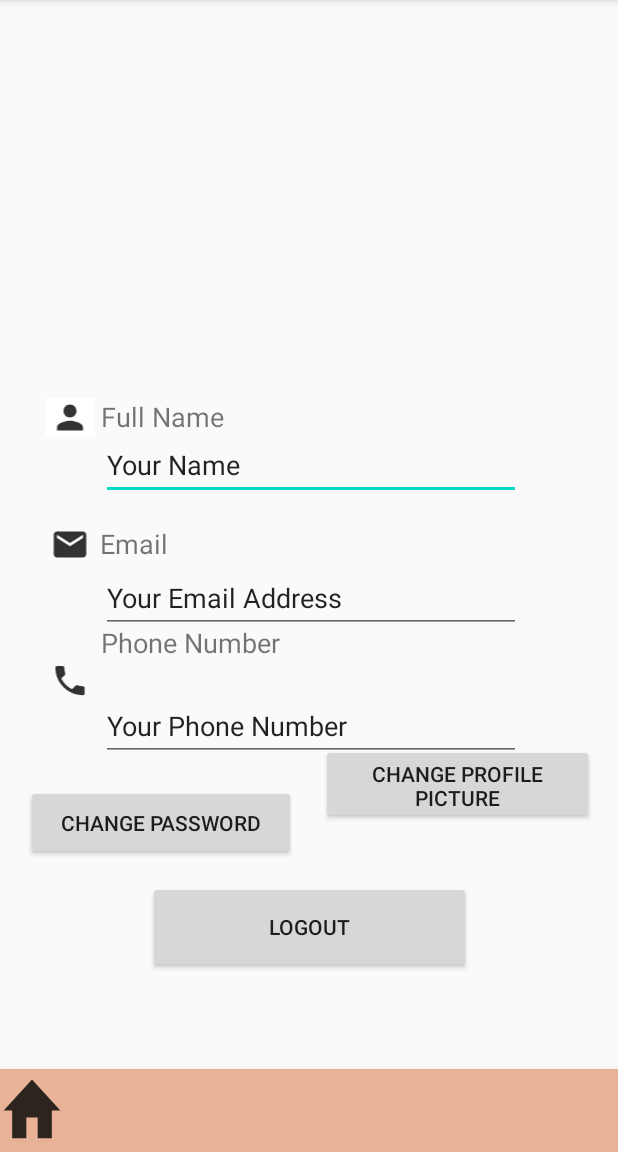
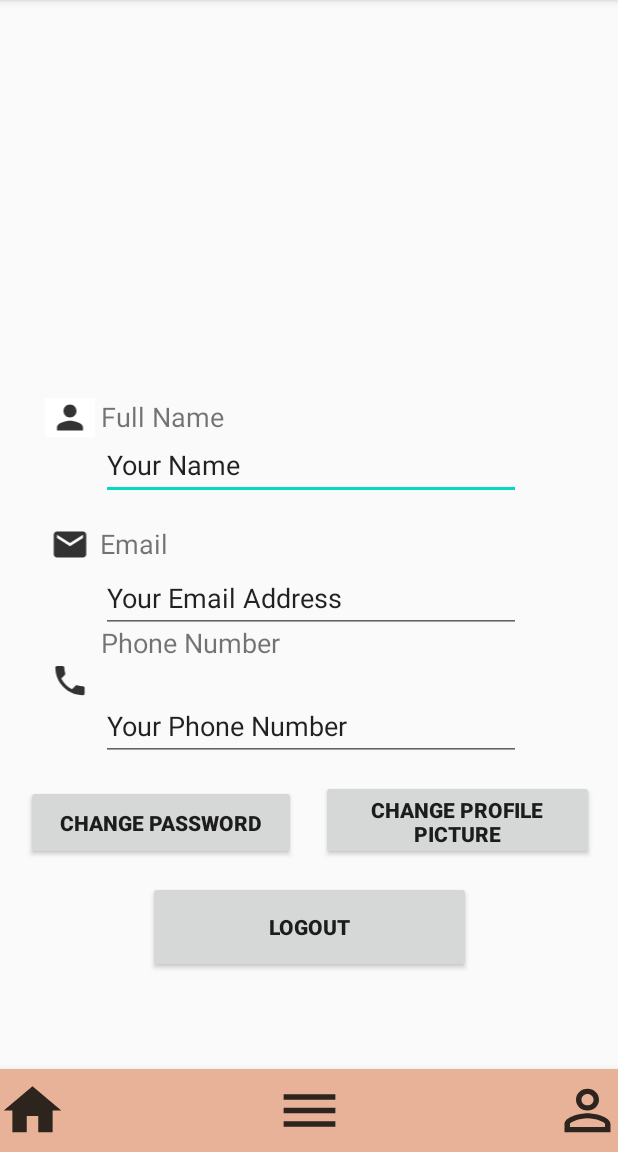
Before and after one commit to crosswind19/Cinema-Booking-App, an Android app: the activity_viewprofile screen opened directly, with no data from a screen before it, on a phone screen of 412 x 824 dp, the part 84-1236 px from its top. Run offline under Robolectric (Android 15) with nearby library versions, the light colour scheme and no system bars.

Commit message:
edit view profile

```diff
--- a/app/src/main/res/layout/activity_viewprofile.xml
+++ b/app/src/main/res/layout/activity_viewprofile.xml
@@ -138,13 +138,15 @@
         android:id="@+id/btn_changeprofile"
         android:layout_width="182dp"
         android:layout_height="53dp"
-        android:layout_marginTop="496dp"
         android:text="Change Profile Picture"
         android:textSize="14sp"
+        android:textStyle="bold"
+        app:layout_constraintBottom_toBottomOf="parent"
         app:layout_constraintEnd_toEndOf="parent"
         app:layout_constraintHorizontal_bias="0.93"
         app:layout_constraintStart_toStartOf="parent"
-        app:layout_constraintTop_toTopOf="parent" />
+        app:layout_constraintTop_toTopOf="parent"
+        app:layout_constraintVertical_bias="0.728" />
 
     <Button
         android:id="@+id/btn_changepass"
@@ -152,6 +154,7 @@
         android:layout_height="50dp"
         android:text="CHANGE PASSWORD"
         android:textSize="14sp"
+        android:textStyle="bold"
         app:layout_constraintBottom_toBottomOf="parent"
         app:layout_constraintEnd_toEndOf="parent"
         app:layout_constraintHorizontal_bias="0.075"
@@ -165,6 +168,7 @@
         android:layout_height="61dp"
         android:text="LOGOUT"
         android:textSize="14sp"
+        android:textStyle="bold"
         app:layout_constraintBottom_toBottomOf="parent"
         app:layout_constraintEnd_toEndOf="parent"
         app:layout_constraintStart_toStartOf="parent"
@@ -184,11 +188,31 @@
 
         <ImageButton
             android:id="@+id/imageButton"
-            android:layout_width="45dp"
-            android:layout_height="match_parent"
+            android:layout_width="46dp"
+            android:layout_height="43dp"
+            android:layout_gravity="center|left"
             android:background="#E8B298"
             android:scaleType="fitXY"
             app:srcCompat="@drawable/ic_viewhome" />
+
+        <ImageButton
+            android:id="@+id/imageButton2"
+            android:layout_width="46dp"
+            android:layout_height="43dp"
+            android:layout_gravity="center|center_horizontal"
+            android:background="#E8B298"
+            android:scaleType="fitXY"
+            app:srcCompat="@drawable/ic_viewmenu" />
+
+        <ImageButton
+            android:id="@+id/imageButton4"
+            android:layout_width="46dp"
+            android:layout_height="43dp"
+            android:layout_gravity="center|right
+"
+            android:background="#E8B298"
+            android:scaleType="fitXY"
+            app:srcCompat="@drawable/ic_viewprofile" />
     </com.google.android.material.bottomnavigation.BottomNavigationView>
 
 </androidx.constraintlayout.widget.ConstraintLayout>
```
Also changed, not shown: app/src/main/res/layout/activity_forgotpassword.xml (+8 -6 lines).
